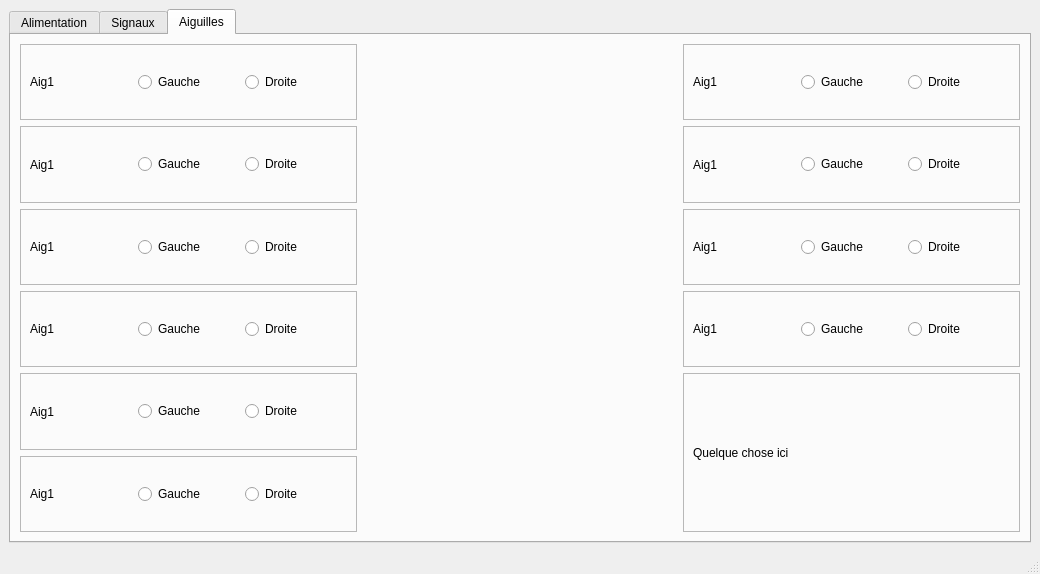
Elfix3/TCO, file ui/control.ui: the form before one commit.
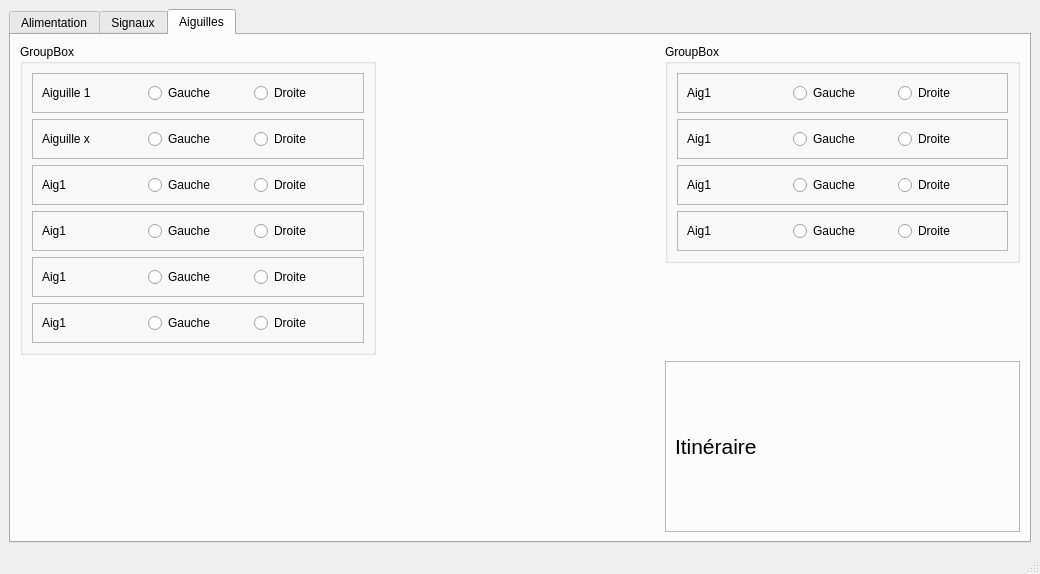
The form after the commit. The open tabs and pages were chosen to show the change.

Commit message: example of switch popup

Diff of the .ui file:
```diff
--- a/ui/control.ui
+++ b/ui/control.ui
@@ -15,7 +15,7 @@
   </property>
   <widget class="QWidget" name="centralwidget">
    <layout class="QGridLayout" name="gridLayout">
-    <item row="0" column="1">
+    <item row="0" column="0">
      <widget class="QTabWidget" name="tabWidget">
       <property name="currentIndex">
        <number>0</number>
@@ -2716,7 +2716,79 @@
         <string>Aiguilles</string>
        </attribute>
        <layout class="QGridLayout" name="gridLayout_5">
-        <item row="2" column="0">
+        <item row="0" column="0" rowspan="2">
+         <widget class="QGroupBox" name="groupBox">
+          <property name="title">
+           <string>GroupBox</string>
+          </property>
+          <layout class="QVBoxLayout" name="verticalLayout">
+           <item>
+            <widget class="QFrame" name="frame">
+             <property name="frameShape">
+              <enum>QFrame::Shape::StyledPanel</enum>
+             </property>
+             <property name="frameShadow">
+              <enum>QFrame::Shadow::Raised</enum>
+             </property>
+             <layout class="QHBoxLayout" name="horizontalLayout_2">
+              <item>
+               <widget class="QLabel" name="label_4">
+                <property name="text">
+                 <string>Aiguille 1</string>
+                </property>
+               </widget>
+              </item>
+              <item>
+               <widget class="QRadioButton" name="gauche">
+                <property name="text">
+                 <string>Gauche</string>
+                </property>
+               </widget>
+              </item>
+              <item>
+               <widget class="QRadioButton" name="droite">
+                <property name="text">
+                 <string>Droite</string>
+                </property>
+               </widget>
+              </item>
+             </layout>
+            </widget>
+           </item>
+           <item>
+            <widget class="QFrame" name="frame_39">
+             <property name="frameShape">
+              <enum>QFrame::Shape::StyledPanel</enum>
+             </property>
+             <property name="frameShadow">
+              <enum>QFrame::Shadow::Raised</enum>
+             </property>
+             <layout class="QHBoxLayout" name="horizontalLayout_21">
+              <item>
+               <widget class="QLabel" name="label_48">
+                <property name="text">
+                 <string>Aiguille x</string>
+                </property>
+               </widget>
+              </item>
+              <item>
+               <widget class="QRadioButton" name="radioButton_50">
+                <property name="text">
+                 <string>Gauche</string>
+                </property>
+               </widget>
+              </item>
+              <item>
+               <widget class="QRadioButton" name="radioButton_53">
+                <property name="text">
+                 <string>Droite</string>
+                </property>
+               </widget>
+              </item>
+             </layout>
+            </widget>
+           </item>
+           <item>
          <widget class="QFrame" name="frame_15">
           <property name="frameShape">
            <enum>QFrame::Shape::StyledPanel</enum>
@@ -2749,7 +2821,7 @@
           </layout>
          </widget>
         </item>
-        <item row="3" column="0">
+           <item>
          <widget class="QFrame" name="frame_19">
           <property name="frameShape">
            <enum>QFrame::Shape::StyledPanel</enum>
@@ -2782,7 +2854,7 @@
           </layout>
          </widget>
         </item>
-        <item row="4" column="0">
+           <item>
          <widget class="QFrame" name="frame_38">
           <property name="frameShape">
            <enum>QFrame::Shape::StyledPanel</enum>
@@ -2815,139 +2887,7 @@
           </layout>
          </widget>
         </item>
-        <item row="0" column="0">
-         <widget class="QFrame" name="frame">
-          <property name="frameShape">
-           <enum>QFrame::Shape::StyledPanel</enum>
-          </property>
-          <property name="frameShadow">
-           <enum>QFrame::Shadow::Raised</enum>
-          </property>
-          <layout class="QHBoxLayout" name="horizontalLayout_2">
            <item>
-            <widget class="QLabel" name="label_4">
-             <property name="text">
-              <string>Aig1</string>
-             </property>
-            </widget>
-           </item>
-           <item>
-            <widget class="QRadioButton" name="radioButton_2">
-             <property name="text">
-              <string>Gauche</string>
-             </property>
-            </widget>
-           </item>
-           <item>
-            <widget class="QRadioButton" name="radioButton">
-             <property name="text">
-              <string>Droite</string>
-             </property>
-            </widget>
-           </item>
-          </layout>
-         </widget>
-        </item>
-        <item row="1" column="0">
-         <widget class="QFrame" name="frame_39">
-          <property name="frameShape">
-           <enum>QFrame::Shape::StyledPanel</enum>
-          </property>
-          <property name="frameShadow">
-           <enum>QFrame::Shadow::Raised</enum>
-          </property>
-          <layout class="QHBoxLayout" name="horizontalLayout_21">
-           <item>
-            <widget class="QLabel" name="label_48">
-             <property name="text">
-              <string>Aig1</string>
-             </property>
-            </widget>
-           </item>
-           <item>
-            <widget class="QRadioButton" name="radioButton_50">
-             <property name="text">
-              <string>Gauche</string>
-             </property>
-            </widget>
-           </item>
-           <item>
-            <widget class="QRadioButton" name="radioButton_53">
-             <property name="text">
-              <string>Droite</string>
-             </property>
-            </widget>
-           </item>
-          </layout>
-         </widget>
-        </item>
-        <item row="2" column="2">
-         <widget class="QFrame" name="frame_37">
-          <property name="frameShape">
-           <enum>QFrame::Shape::StyledPanel</enum>
-          </property>
-          <property name="frameShadow">
-           <enum>QFrame::Shadow::Raised</enum>
-          </property>
-          <layout class="QHBoxLayout" name="horizontalLayout_19">
-           <item>
-            <widget class="QLabel" name="label_46">
-             <property name="text">
-              <string>Aig1</string>
-             </property>
-            </widget>
-           </item>
-           <item>
-            <widget class="QRadioButton" name="radioButton_43">
-             <property name="text">
-              <string>Gauche</string>
-             </property>
-            </widget>
-           </item>
-           <item>
-            <widget class="QRadioButton" name="radioButton_44">
-             <property name="text">
-              <string>Droite</string>
-             </property>
-            </widget>
-           </item>
-          </layout>
-         </widget>
-        </item>
-        <item row="1" column="2">
-         <widget class="QFrame" name="frame_33">
-          <property name="frameShape">
-           <enum>QFrame::Shape::StyledPanel</enum>
-          </property>
-          <property name="frameShadow">
-           <enum>QFrame::Shadow::Raised</enum>
-          </property>
-          <layout class="QHBoxLayout" name="horizontalLayout_15">
-           <item>
-            <widget class="QLabel" name="label_37">
-             <property name="text">
-              <string>Aig1</string>
-             </property>
-            </widget>
-           </item>
-           <item>
-            <widget class="QRadioButton" name="radioButton_33">
-             <property name="text">
-              <string>Gauche</string>
-             </property>
-            </widget>
-           </item>
-           <item>
-            <widget class="QRadioButton" name="radioButton_34">
-             <property name="text">
-              <string>Droite</string>
-             </property>
-            </widget>
-           </item>
-          </layout>
-         </widget>
-        </item>
-        <item row="5" column="0">
          <widget class="QFrame" name="frame_36">
           <property name="frameShape">
            <enum>QFrame::Shape::StyledPanel</enum>
@@ -2980,40 +2920,16 @@
           </layout>
          </widget>
         </item>
-        <item row="3" column="2">
-         <widget class="QFrame" name="frame_34">
-          <property name="frameShape">
-           <enum>QFrame::Shape::StyledPanel</enum>
-          </property>
-          <property name="frameShadow">
-           <enum>QFrame::Shadow::Raised</enum>
-          </property>
-          <layout class="QHBoxLayout" name="horizontalLayout_16">
-           <item>
-            <widget class="QLabel" name="label_38">
-             <property name="text">
-              <string>Aig1</string>
-             </property>
-            </widget>
-           </item>
-           <item>
-            <widget class="QRadioButton" name="radioButton_35">
-             <property name="text">
-              <string>Gauche</string>
-             </property>
-            </widget>
-           </item>
-           <item>
-            <widget class="QRadioButton" name="radioButton_36">
-             <property name="text">
-              <string>Droite</string>
-             </property>
-            </widget>
-           </item>
           </layout>
          </widget>
         </item>
         <item row="0" column="2">
+         <widget class="QGroupBox" name="groupBox_4">
+          <property name="title">
+           <string>GroupBox</string>
+          </property>
+          <layout class="QVBoxLayout" name="verticalLayout_2">
+           <item>
          <widget class="QFrame" name="frame_35">
           <property name="frameShape">
            <enum>QFrame::Shape::StyledPanel</enum>
@@ -3046,7 +2962,109 @@
           </layout>
          </widget>
         </item>
-        <item row="2" column="1">
+           <item>
+            <widget class="QFrame" name="frame_34">
+             <property name="frameShape">
+              <enum>QFrame::Shape::StyledPanel</enum>
+             </property>
+             <property name="frameShadow">
+              <enum>QFrame::Shadow::Raised</enum>
+             </property>
+             <layout class="QHBoxLayout" name="horizontalLayout_16">
+              <item>
+               <widget class="QLabel" name="label_38">
+                <property name="text">
+                 <string>Aig1</string>
+                </property>
+               </widget>
+              </item>
+              <item>
+               <widget class="QRadioButton" name="radioButton_35">
+                <property name="text">
+                 <string>Gauche</string>
+                </property>
+               </widget>
+              </item>
+              <item>
+               <widget class="QRadioButton" name="radioButton_36">
+                <property name="text">
+                 <string>Droite</string>
+                </property>
+               </widget>
+              </item>
+             </layout>
+            </widget>
+           </item>
+           <item>
+            <widget class="QFrame" name="frame_37">
+             <property name="frameShape">
+              <enum>QFrame::Shape::StyledPanel</enum>
+             </property>
+             <property name="frameShadow">
+              <enum>QFrame::Shadow::Raised</enum>
+             </property>
+             <layout class="QHBoxLayout" name="horizontalLayout_19">
+              <item>
+               <widget class="QLabel" name="label_46">
+                <property name="text">
+                 <string>Aig1</string>
+                </property>
+               </widget>
+              </item>
+              <item>
+               <widget class="QRadioButton" name="radioButton_43">
+                <property name="text">
+                 <string>Gauche</string>
+                </property>
+               </widget>
+              </item>
+              <item>
+               <widget class="QRadioButton" name="radioButton_44">
+                <property name="text">
+                 <string>Droite</string>
+                </property>
+               </widget>
+              </item>
+             </layout>
+            </widget>
+           </item>
+           <item>
+            <widget class="QFrame" name="frame_33">
+             <property name="frameShape">
+              <enum>QFrame::Shape::StyledPanel</enum>
+             </property>
+             <property name="frameShadow">
+              <enum>QFrame::Shadow::Raised</enum>
+             </property>
+             <layout class="QHBoxLayout" name="horizontalLayout_15">
+              <item>
+               <widget class="QLabel" name="label_37">
+                <property name="text">
+                 <string>Aig1</string>
+                </property>
+               </widget>
+              </item>
+              <item>
+               <widget class="QRadioButton" name="radioButton_33">
+                <property name="text">
+                 <string>Gauche</string>
+                </property>
+               </widget>
+              </item>
+              <item>
+               <widget class="QRadioButton" name="radioButton_34">
+                <property name="text">
+                 <string>Droite</string>
+                </property>
+               </widget>
+              </item>
+             </layout>
+            </widget>
+           </item>
+          </layout>
+         </widget>
+        </item>
+        <item row="0" column="1">
          <spacer name="horizontalSpacer_2">
           <property name="orientation">
            <enum>Qt::Orientation::Horizontal</enum>
@@ -3056,13 +3074,13 @@
           </property>
           <property name="sizeHint" stdset="0">
            <size>
-            <width>320</width>
+            <width>283</width>
             <height>20</height>
            </size>
           </property>
          </spacer>
         </item>
-        <item row="4" column="2" rowspan="2">
+        <item row="3" column="2" rowspan="2">
          <widget class="QFrame" name="frame_40">
           <property name="frameShape">
            <enum>QFrame::Shape::StyledPanel</enum>
@@ -3073,8 +3091,13 @@
           <layout class="QHBoxLayout" name="horizontalLayout_22">
            <item>
             <widget class="QLabel" name="label_49">
+             <property name="font">
+              <font>
+               <pointsize>16</pointsize>
+              </font>
+             </property>
              <property name="text">
-              <string>Quelque chose ici</string>
+              <string>Itinéraire</string>
              </property>
             </widget>
            </item>
```
Left out of the diff: 4 changed lines with no effect on the pictures. Lines whose indentation alone changed are shown as unchanged. The commit also changes 1 other file.
